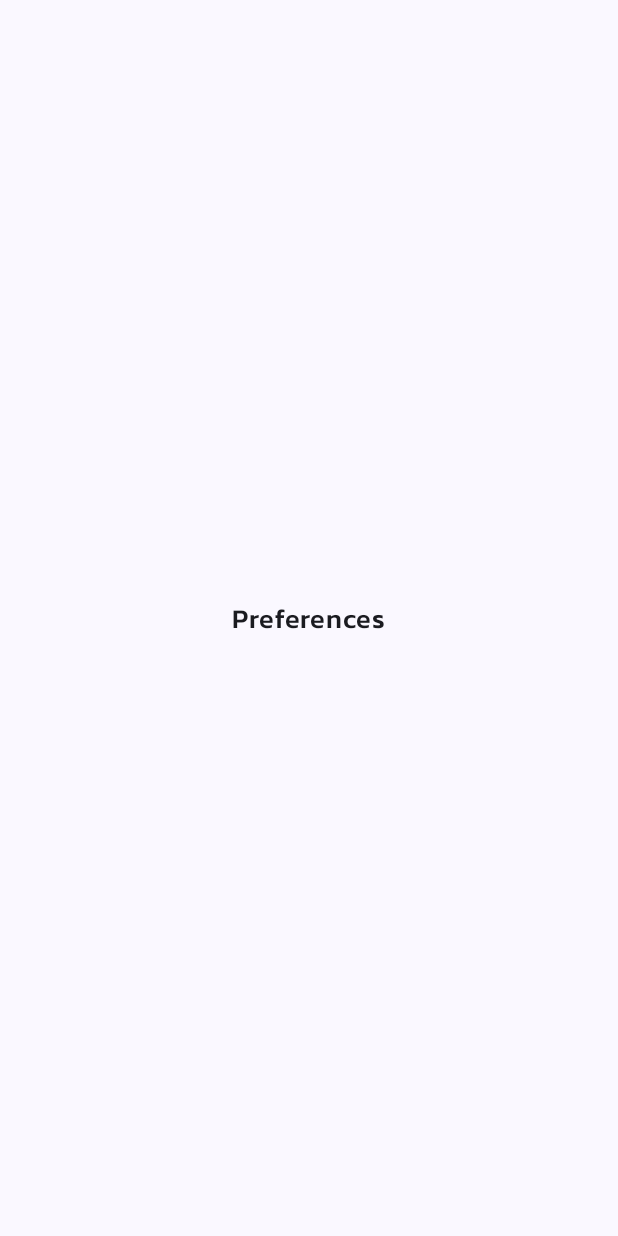
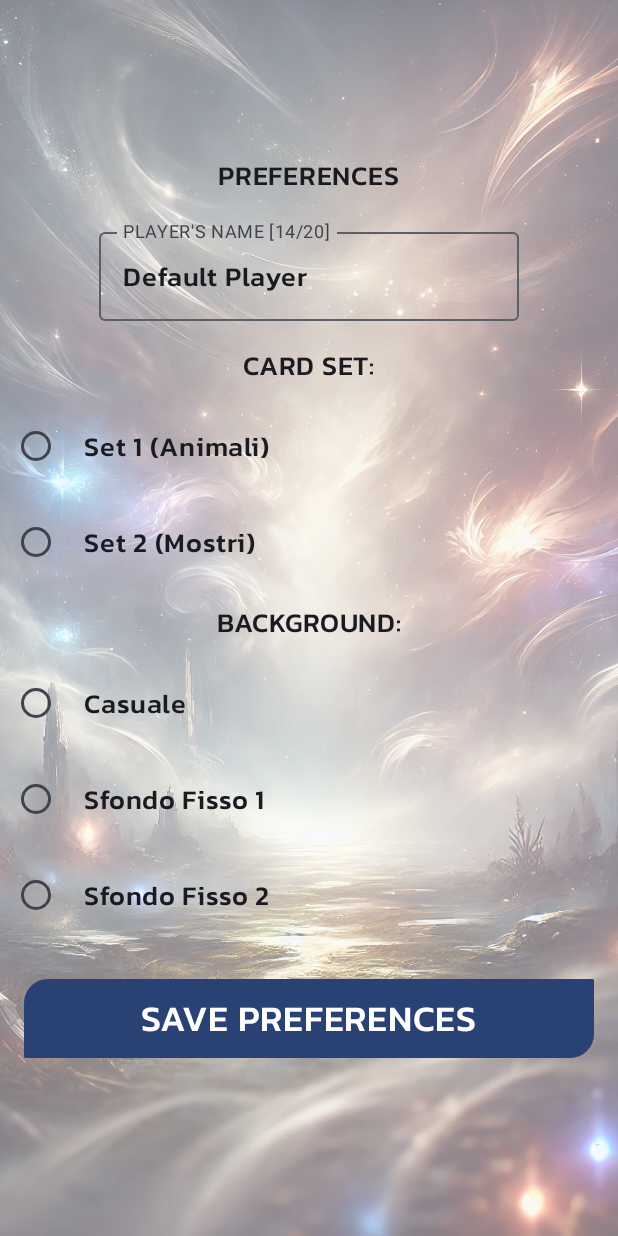
Before and after one commit to moxmose/MoxMemoryGamePublic, an Android app built with Jetpack Compose: the PreferencesScreen screen opened through its navigation route, on a phone screen of 412 x 824 dp. Before the commit the screen is almost empty. Run offline under Robolectric (Android 15) with nearby library versions, the phone set to English and light mode, and no system bars; our stand-ins replace paging; Roboto replaces fonts that are not available here.

Commit message:
Feat: Implement Preferences screen and integrate DataStore
- Added `PreferencesScreen.kt` to allow users to set player name, card set, and background preference.
- Introduced `AppSettingsDataStore.kt` to persist user preferences using Jetpack DataStore.
- Created `PreferencesViewModel.kt` to manage the logic and data for the `PreferencesScreen`, interacting with `AppSettingsDataStore`.
- Updated `GameViewModel.kt` to observe and react to preference changes from `AppSettingsDataStore`.
- Modified `AppModule.kt` to provide `AppSettingsDataStore` and `PreferencesViewModel` dependencies.
- Updated `NavGraph.kt` to navigate to the new `PreferencesScreen` and inject `PreferencesViewModel`.
- Adjusted `GameApp.kt` to use `koinViewModel()` for `GameViewModel` instantiation.
- Added `androidx.datastore:datastore-core` dependency.

```diff
--- a/app/build.gradle.kts
+++ b/app/build.gradle.kts
@@ -74,6 +74,7 @@ dependencies {
     implementation(libs.androidx.ui.tooling.preview)
     implementation(libs.androidx.material3)
     implementation(libs.androidx.navigation.runtime.android)
+    implementation(libs.androidx.datastore.core)
     testImplementation(libs.junit)
     androidTestImplementation(libs.androidx.junit)
     androidTestImplementation(libs.androidx.espresso.core)
--- a/app/src/main/java/com/example/moxmemorygame/AppModule.kt
+++ b/app/src/main/java/com/example/moxmemorygame/AppModule.kt
@@ -5,7 +5,9 @@ import androidx.navigation.NavHostController
 import com.example.moxmemorygame.ui.GameViewModel
 import com.example.moxmemorygame.ui.NavigationManager
 import com.example.moxmemorygame.ui.OpeningMenuViewModel
+import com.example.moxmemorygame.ui.PreferencesViewModel
 import com.example.moxmemorygame.ui.TimerViewModel
+import org.koin.android.ext.koin.androidContext
 import org.koin.androidx.viewmodel.dsl.viewModel
 import org.koin.dsl.module
 
@@ -14,10 +16,20 @@ val myAppModule = module {
         TimerViewModel()
     }
 
+    single { AppSettingsDataStore(androidContext()) } // Fornisci AppSettingsDataStore
+
     viewModel { (navController: NavHostController) ->
         GameViewModel(
             navController = navController,
-            timerViewModel = get()
+            timerViewModel = get(),
+            appSettingsDataStore = get()
+        )
+    }
+
+    viewModel { (navController: NavHostController) ->
+        PreferencesViewModel(
+            navController = navController,
+            appSettingsDataStore = get()
         )
     }
 
--- a/app/src/main/java/com/example/moxmemorygame/GameApp.kt
+++ b/app/src/main/java/com/example/moxmemorygame/GameApp.kt
@@ -51,10 +51,12 @@ import com.example.moxmemorygame.ui.BOARD_WIDTH
 import com.example.moxmemorygame.ui.BOARD_HEIGHT
 import com.example.moxmemorygame.ui.formatDuration
 import org.koin.androidx.compose.getViewModel
+import org.koin.androidx.compose.koinViewModel
 
 @Composable
 fun GameApp(
-    gameViewModel: GameViewModel = getViewModel(),
+//    gameViewModel: GameViewModel = getViewModel(),
+    gameViewModel: GameViewModel = koinViewModel(),
 //    navController: NavHostController,
     modifier: Modifier = Modifier,
     innerPadding: PaddingValues
--- a/app/src/main/java/com/example/moxmemorygame/ui/NavGraph.kt
+++ b/app/src/main/java/com/example/moxmemorygame/ui/NavGraph.kt
@@ -7,7 +7,6 @@ import androidx.navigation.compose.NavHost
 import androidx.navigation.compose.composable
 import androidx.navigation.compose.rememberNavController
 import com.example.moxmemorygame.GameApp
-import com.example.moxmemorygame.TestPreferencesScreen
 import org.koin.androidx.compose.koinViewModel
 import org.koin.core.parameter.parametersOf
 import org.koin.core.context.GlobalContext
@@ -36,7 +35,9 @@ fun NavGraph(
         }
 
         composable(Screen.PreferencesScreen.route) {
-            TestPreferencesScreen(navController = navController, innerPadding = innerPadding)
+//            TestPreferencesScreen(navController = navController, innerPadding = innerPadding)
+            val viewModel: PreferencesViewModel = koinViewModel { parametersOf(navController) }
+            PreferencesScreen(  preferencesViewModel = viewModel  , innerPadding = innerPadding)
         }
 
         composable(Screen.GameScreen.route) {
--- /dev/null
+++ b/app/src/main/java/com/example/moxmemorygame/ui/PreferencesScreen.kt
@@ -0,0 +1,132 @@
+package com.example.moxmemorygame.ui
+
+import androidx.compose.foundation.layout.Arrangement
+import androidx.compose.foundation.layout.Box
+import androidx.compose.foundation.layout.Column
+import androidx.compose.foundation.layout.PaddingValues
+import androidx.compose.foundation.layout.Row
+import androidx.compose.foundation.layout.fillMaxSize
+import androidx.compose.foundation.layout.fillMaxWidth
+import androidx.compose.foundation.layout.padding
+import androidx.compose.foundation.shape.RoundedCornerShape
+import androidx.compose.material3.Button
+import androidx.compose.material3.ExperimentalMaterial3Api
+import androidx.compose.material3.OutlinedTextField
+import androidx.compose.material3.RadioButton
+import androidx.compose.material3.Text
+import androidx.compose.runtime.Composable
+import androidx.compose.runtime.collectAsState
+import androidx.compose.runtime.getValue
+import androidx.compose.runtime.mutableStateOf
+import androidx.compose.runtime.remember
+import androidx.compose.runtime.setValue
+import androidx.compose.ui.Alignment
+import androidx.compose.ui.Modifier
+import androidx.compose.ui.unit.dp
+import org.koin.androidx.compose.koinViewModel
+
+@OptIn(ExperimentalMaterial3Api::class)
+@Composable
+fun PreferencesScreen(
+    preferencesViewModel: PreferencesViewModel = koinViewModel(), // Ottieni il ViewModel, magari tramite Koin o passandolo
+    innerPadding: PaddingValues
+) {
+    val playerName by preferencesViewModel.playerName.collectAsState()
+    val currentCardSet by preferencesViewModel.cardSet.collectAsState()
+    val currentBackgroundPref by preferencesViewModel.backgroundPreference.collectAsState()
+
+    // Stati locali per i TextField, se vuoi aggiornare solo al "Salva"
+    var tempPlayerName by remember(playerName) { mutableStateOf(playerName) }
+    // Per i set di carte e sfondi, potresti usare RadioButton o DropdownMenu
+
+    val cardSets = listOf("Set 1 (Animali)", "Set 2 (Mostri)") // Esempio
+    val backgroundOptions = listOf("Casuale", "Sfondo Fisso 1", "Sfondo Fisso 2") // Esempio
+
+    Box(
+        modifier = Modifier
+            .fillMaxSize()
+            .padding(innerPadding), // Apply innerPadding here
+        contentAlignment = Alignment.Center
+    ) {
+        BackgroundImg()
+        Column(
+            modifier = Modifier
+//                .fillMaxSize()
+                .padding(innerPadding)
+                .fillMaxWidth()
+//                .padding(16.dp),
+                    ,
+            horizontalAlignment = Alignment.CenterHorizontally,
+            verticalArrangement = Arrangement.spacedBy(16.dp)
+        ) {
+            Text("PREFERENCES",
+                //style = MaterialTheme.typography.headlineSmall
+                )
+
+            OutlinedTextField(
+                value = tempPlayerName,
+                onValueChange = { if (it.length <= PreferencesViewModel.PLAYERNAME_MAX_LENGTH) tempPlayerName = it },
+                label = { Text("PLAYER'S NAME [${tempPlayerName.length}/${PreferencesViewModel.PLAYERNAME_MAX_LENGTH}]") },
+                singleLine = true,
+            )
+
+            // Selezione Set di Carte (esempio con RadioButton)
+            Text("CARD SET:")
+            cardSets.forEach { setOption ->
+                Row(
+                    verticalAlignment = Alignment.CenterVertically,
+                    modifier = Modifier.fillMaxWidth()
+                ) {
+                    RadioButton(
+                        selected = (currentCardSet == setOption.split(" ")[0].lowercase()), // Semplice logica di matching
+                        onClick = { preferencesViewModel.updateCardSet(setOption.split(" ")[0].lowercase()) }
+                    )
+                    Text(text = setOption, modifier = Modifier.padding(start = 8.dp))
+                }
+            }
+
+            // Selezione Sfondo (esempio con RadioButton)
+            Text("BACKGROUND:")
+            backgroundOptions.forEach { bgOption ->
+                Row(
+                    verticalAlignment = Alignment.CenterVertically,
+                    modifier = Modifier.fillMaxWidth()
+                ) {
+                    RadioButton(
+                        selected = (currentBackgroundPref == bgOption.replace(" ", "_")
+                            .lowercase()), // Semplice logica
+                        onClick = {
+                            preferencesViewModel.updateBackgroundPreference(
+                                bgOption.replace(
+                                    " ",
+                                    "_"
+                                ).lowercase()
+                            )
+                        }
+                    )
+                    Text(text = bgOption, modifier = Modifier.padding(start = 8.dp))
+                }
+            }
+
+
+            Button(onClick = {
+                preferencesViewModel.updatePlayerName(tempPlayerName)
+                // Le altre preferenze potrebbero essere già state aggiornate tramite RadioButton
+                // Oppure, se usi stati temporanei anche per loro, salvale qui.
+                // Potresti voler tornare alla schermata precedente o mostrare un messaggio di conferma
+            },
+                shape = RoundedCornerShape(
+                    topStart = 16.dp,
+                    topEnd = 1.dp,
+                    bottomStart = 1.dp,
+                    bottomEnd = 16.dp
+                ),
+                modifier = Modifier
+                    .padding(16.dp)
+                    .fillMaxWidth()
+            ) {
+                Text("SAVE PREFERENCES")
+            }
+        }
+    }
+}
--- /dev/null
+++ b/app/src/main/java/com/example/moxmemorygame/ui/PreferencesViewModel.kt
@@ -0,0 +1,63 @@
+package com.example.moxmemorygame.ui
+
+import androidx.activity.result.launch
+import androidx.lifecycle.ViewModel
+import androidx.lifecycle.viewModelScope
+import androidx.navigation.NavHostController
+import com.example.moxmemorygame.AppSettingsDataStore
+import kotlinx.coroutines.flow.SharingStarted
+import kotlinx.coroutines.flow.StateFlow
+import kotlinx.coroutines.flow.stateIn
+import kotlinx.coroutines.launch
+
+class PreferencesViewModel(
+    private val navController: NavHostController,
+    private val appSettingsDataStore: AppSettingsDataStore // Inietta AppSettingsDataStore
+) : ViewModel() {
+
+    val playerName: StateFlow<String> = appSettingsDataStore.playerNameFlow
+        .stateIn(
+            scope = viewModelScope,
+            started = SharingStarted.WhileSubscribed(5000),
+            initialValue = "" // O un valore di caricamento appropriato
+        )
+
+    val cardSet: StateFlow<String> = appSettingsDataStore.cardSetFlow
+        .stateIn(
+            scope = viewModelScope,
+            started = SharingStarted.WhileSubscribed(5000),
+            initialValue = "default_set"
+        )
+
+    val backgroundPreference: StateFlow<String> = appSettingsDataStore.backgroundPreferenceFlow
+        .stateIn(
+            scope = viewModelScope,
+            started = SharingStarted.WhileSubscribed(5000),
+            initialValue = "random"
+        )
+
+    fun updatePlayerName(newName: String) {
+        if(newName.length <= PLAYERNAME_MAX_LENGTH) {
+            viewModelScope.launch {
+                appSettingsDataStore.savePlayerName(newName)
+            }
+        }
+    }
+
+    fun updateCardSet(newSet: String) {
+        viewModelScope.launch {
+            appSettingsDataStore.saveCardSet(newSet)
+        }
+    }
+
+    fun updateBackgroundPreference(newPreference: String) {
+        viewModelScope.launch {
+            appSettingsDataStore.saveBackgroundPreference(newPreference)
+        }
+    }
+
+    companion object {
+        const val PLAYERNAME_MAX_LENGTH = 20
+    }
+
+}
--- a/gradle/libs.versions.toml
+++ b/gradle/libs.versions.toml
@@ -9,6 +9,7 @@ lifecycleRuntimeKtx = "2.9.0"
 activityCompose = "1.10.1"
 composeBom = "2025.05.00"
 navigationRuntimeAndroid = "2.9.0"
+datastoreCore = "1.1.7"
 
 [libraries]
 androidx-core-ktx = { group = "androidx.core", name = "core-ktx", version.ref = "coreKtx" }
@@ -26,6 +27,7 @@ androidx-ui-test-manifest = { group = "androidx.compose.ui", name = "ui-test-man
 androidx-ui-test-junit4 = { group = "androidx.compose.ui", name = "ui-test-junit4" }
 androidx-material3 = { group = "androidx.compose.material3", name = "material3" }
 androidx-navigation-runtime-android = { group = "androidx.navigation", name = "navigation-runtime-android", version.ref = "navigationRuntimeAndroid" }
+androidx-datastore-core = { group = "androidx.datastore", name = "datastore-core", version.ref = "datastoreCore" }
 
 [plugins]
 android-application = { id = "com.android.application", version.ref = "agp" }
```
Also changed, not shown: app/src/main/java/com/example/moxmemorygame/AppSettingsdDataStore.kt (added, +94 -0 lines), app/src/main/java/com/example/moxmemorygame/ui/GameViewModel.kt (+91 -1 lines).
